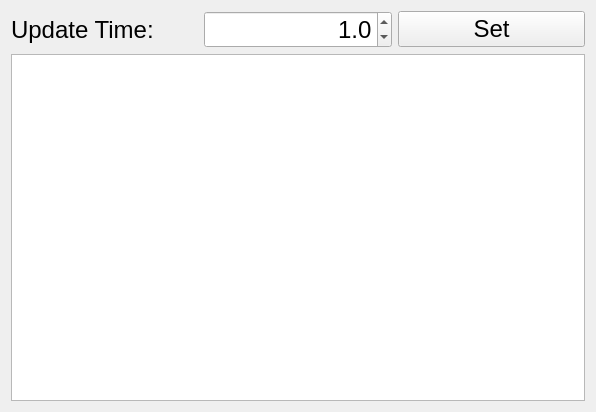
Above: User/SimpleApplication/allchannels.ui from OzhegovRoman/ControlUnit4_Software before the change. Below: the same form after it.
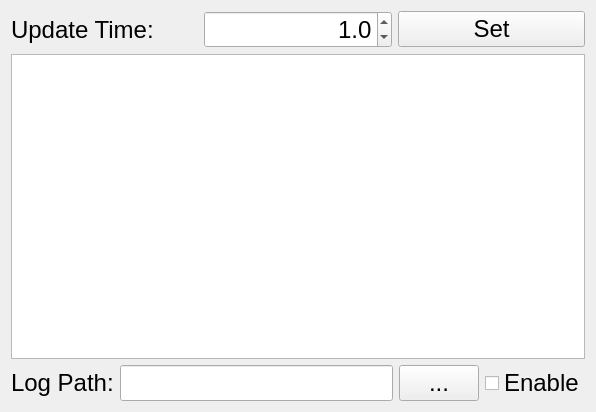
That is the form after the change.

Diff of the .ui file:
```diff
--- a/User/SimpleApplication/allchannels.ui
+++ b/User/SimpleApplication/allchannels.ui
@@ -93,6 +93,55 @@
      </attribute>
     </widget>
    </item>
+   <item>
+    <layout class="QHBoxLayout" name="horizontalLayout_2">
+     <item>
+      <widget class="QLabel" name="label_2">
+       <property name="font">
+        <font>
+         <pointsize>18</pointsize>
+        </font>
+       </property>
+       <property name="text">
+        <string>Log Path:</string>
+       </property>
+      </widget>
+     </item>
+     <item>
+      <widget class="QLineEdit" name="leLogPath">
+       <property name="font">
+        <font>
+         <pointsize>18</pointsize>
+        </font>
+       </property>
+      </widget>
+     </item>
+     <item>
+      <widget class="QPushButton" name="pbLogPath">
+       <property name="font">
+        <font>
+         <pointsize>18</pointsize>
+        </font>
+       </property>
+       <property name="text">
+        <string>...</string>
+       </property>
+      </widget>
+     </item>
+     <item>
+      <widget class="QCheckBox" name="cbLogEnable">
+       <property name="font">
+        <font>
+         <pointsize>18</pointsize>
+        </font>
+       </property>
+       <property name="text">
+        <string>Enable</string>
+       </property>
+      </widget>
+     </item>
+    </layout>
+   </item>
   </layout>
  </widget>
  <resources/>
```
